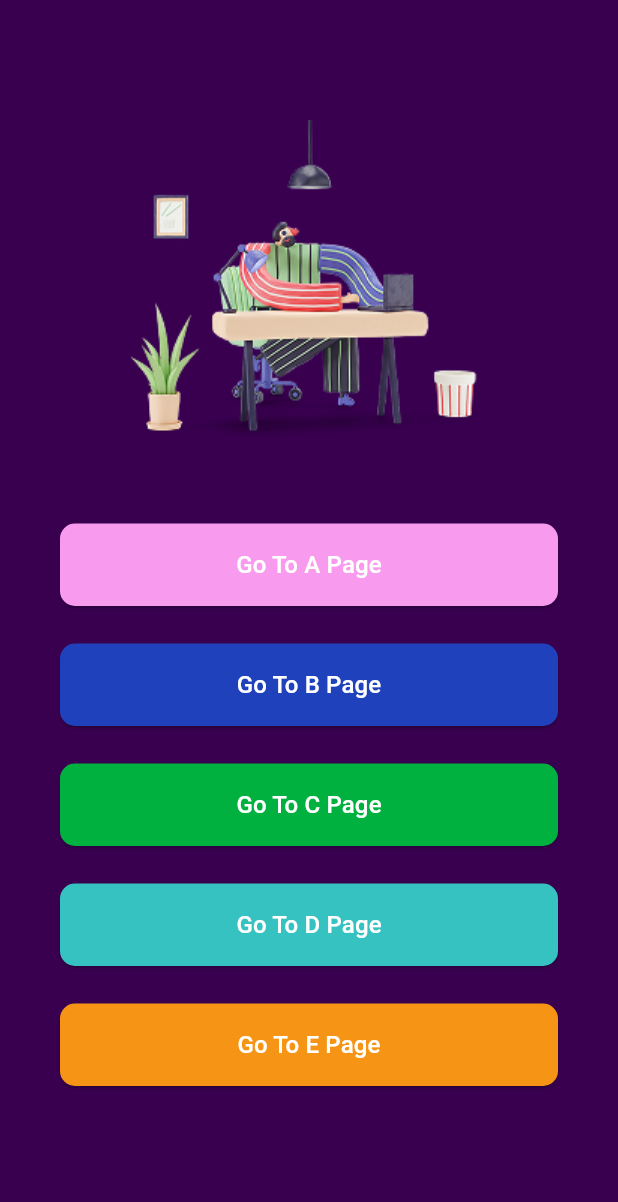
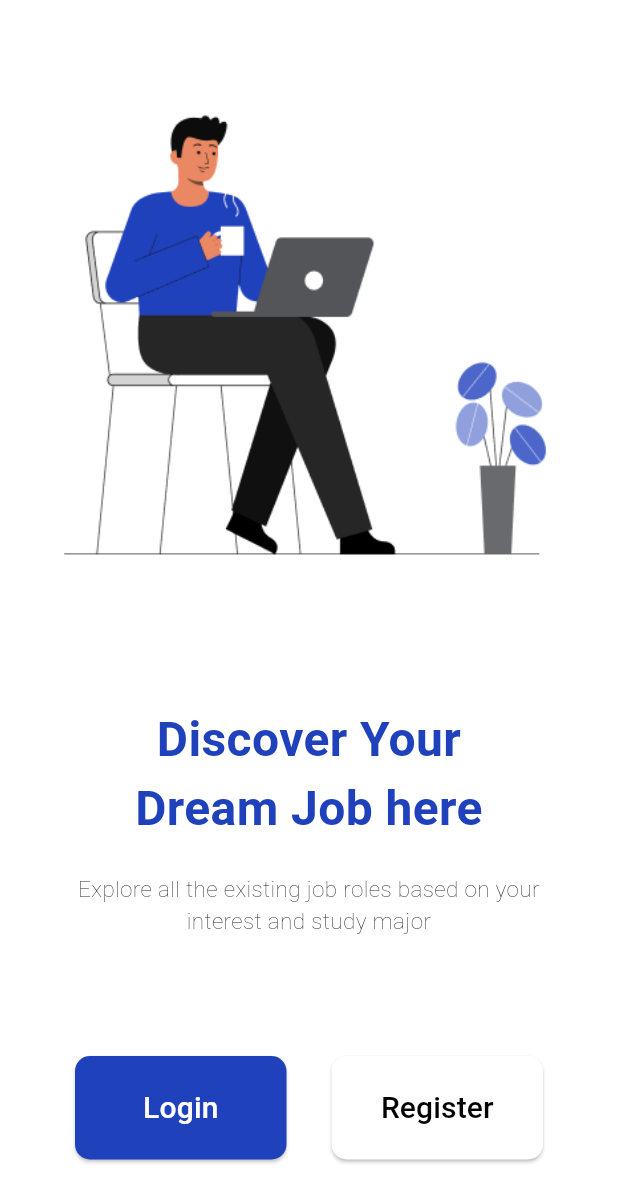
Before and after one commit to Moojee/flutter_speed_ui_app, a Flutter app: the screen it shows after launch, after a tap on "Go To B Page", on a phone screen of 412 x 824 dp. Shown: the top 1202 px of the screen. Run offline on Flutter 3.47's test engine with Material 3 defaults, Android fonts, the phone set to English and light mode, and no system bars; our stand-ins replace font_awesome_flutter, google_fonts; Roboto replaces fonts that are missing (Kanit).

Commit message:
Page B 01,02,03 All done

```diff
--- /dev/null
+++ b/lib/views/b01_page_ui.dart
@@ -0,0 +1,135 @@
+import 'package:flutter/material.dart';
+import 'package:flutter_speed_ui_app/views/b02_page_ui.dart';
+import 'package:flutter_speed_ui_app/views/b03_page_ui.dart';
+
+
+class B01PageUi extends StatefulWidget {
+  const B01PageUi({super.key});
+
+  @override
+  State<B01PageUi> createState() => _B01PageUiState();
+}
+
+class _B01PageUiState extends State<B01PageUi> {
+  @override
+  Widget build(BuildContext context) {
+    return Scaffold(
+      backgroundColor: Colors.white,
+      body: SingleChildScrollView(
+        child: Padding(
+          padding: const EdgeInsets.symmetric(
+            horizontal: 40,
+          ),
+          child: Center(
+            child: Column(children: [
+              SizedBox(
+                height: 60,
+              ),
+              Image.asset(
+                'assets/images/imgb1.png',
+                width: 330,
+              ),
+              SizedBox(
+                height: 80,
+              ),
+              Text(
+                'Discover Your\nDream Job here',
+                textAlign: TextAlign.center,
+                style: TextStyle(
+                  fontSize: 32,
+                  fontWeight: FontWeight.w600,
+                  color: Color(0xFF1F41BB),
+                ),
+              ),
+              SizedBox(
+                height: 20,
+              ),
+              Text(
+                'Explore all the existing job roles based on your interest and study major',
+                textAlign: TextAlign.center,
+                style: TextStyle(
+                  fontSize: 15,
+                  fontWeight: FontWeight.w100,
+                  color: Colors.black,
+                ),
+              ),
+              SizedBox(
+                height: 80,
+              ),
+              Padding(
+                padding: const EdgeInsets.symmetric(
+                  horizontal: 10.0,
+                ),
+                child: Row(
+                  mainAxisAlignment: MainAxisAlignment.center,
+                  children: <Widget>[
+                    Expanded(
+                      child: ElevatedButton(
+                        onPressed: () {
+                          Navigator.push(
+                            context,
+                            MaterialPageRoute(
+                              builder: (context) => B02PageUI(),
+                            ),
+                          );
+                        },
+                        style: ElevatedButton.styleFrom(
+                          backgroundColor: Color(0xFF1F41BB),
+                          padding: EdgeInsets.symmetric(vertical: 20.0),
+                          shape: RoundedRectangleBorder(
+                            borderRadius: BorderRadius.circular(
+                              10.0,
+                            ),
+                          ),
+                        ),
+                        child: Text(
+                          'Login',
+                          style: TextStyle(
+                            fontSize: 20.0,
+                            color: Colors.white,
+                          ),
+                        ),
+                      ),
+                    ),
+                    SizedBox(
+                      width: 30,
+                    ),
+                    Expanded(
+                      child: ElevatedButton(
+                        onPressed: () {
+                          Navigator.push(
+                            context,
+                            MaterialPageRoute(
+                              builder: (context) => B03PageUI(),
+                            ),
+                          );
+                        },
+                        style: ElevatedButton.styleFrom(
+                          backgroundColor: Colors.white,
+                          padding: EdgeInsets.symmetric(vertical: 20.0),
+                          shape: RoundedRectangleBorder(
+                            borderRadius: BorderRadius.circular(
+                              10.0,
+                            ),
+                            side: BorderSide.none,
+                          ),
+                        ),
+                        child: Text(
+                          'Register',
+                          style: TextStyle(
+                            fontSize: 20.0,
+                            color: Colors.black,
+                          ),
+                        ),
+                      ),
+                    ),
+                  ],
+                ),
+              ),
+            ]),
+          ),
+        ),
+      ),
+    );
+  }
+}
--- a/lib/views/home_ui.dart
+++ b/lib/views/home_ui.dart
@@ -2,6 +2,7 @@
 
 import 'package:flutter/material.dart';
 import 'package:flutter_speed_ui_app/views/a01_page_ui.dart';
+import 'package:flutter_speed_ui_app/views/b01_page_ui.dart';
 import 'package:flutter_speed_ui_app/views/e01_page_ui.dart';
 
 class HomeUI extends StatelessWidget {
@@ -60,7 +61,14 @@ class HomeUI extends StatelessWidget {
 
                 //BT Go To B Page
                 ElevatedButton(
-                  onPressed: () {},
+                  onPressed: () {
+                    Navigator.push(
+                      context,
+                      MaterialPageRoute(
+                        builder: (context) => B01PageUi(),
+                      ),
+                    );
+                  },
                   child: Text(
                     'Go To B Page',
                     style: TextStyle(
```
Also changed, not shown: lib/views/b02_page_ui.dart (added, +284 -0 lines), lib/views/b03_page_ui.dart (added, +296 -0 lines).
